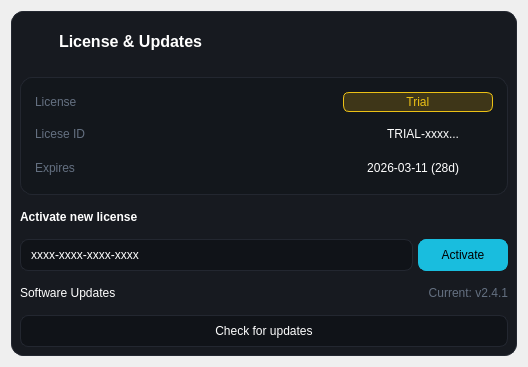
Before: the Qt Designer form helpdialog.ui in drillarium/FrameFlow, drawn with Qt 5.
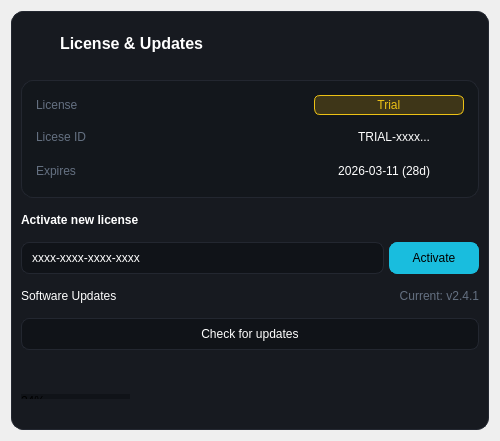
After: the same form once the commit is applied. Icons and pictures are not drawn.

Commit message: help dialog

```diff
--- a/helpdialog.ui
+++ b/helpdialog.ui
@@ -6,8 +6,8 @@
    <rect>
     <x>0</x>
     <y>0</y>
-    <width>528</width>
-    <height>367</height>
+    <width>500</width>
+    <height>441</height>
    </rect>
   </property>
   <property name="windowTitle">
@@ -87,6 +87,13 @@
   border-radius: 6px;
 }
 
+QProgressBar {
+    border: 0px;
+    background-color: transparent;
+}
+QProgressBar::chunk {
+    background-color: #101318;
+}
 
 </string>
   </property>
@@ -98,16 +105,16 @@
        <number>15</number>
       </property>
       <property name="leftMargin">
-       <number>9</number>
+       <number>10</number>
       </property>
       <property name="topMargin">
-       <number>9</number>
+       <number>10</number>
       </property>
       <property name="rightMargin">
-       <number>9</number>
+       <number>10</number>
       </property>
       <property name="bottomMargin">
-       <number>9</number>
+       <number>10</number>
       </property>
       <item>
        <widget class="QWidget" name="headerNewProjectWidget" native="true">
@@ -118,17 +125,20 @@
          </sizepolicy>
         </property>
         <layout class="QHBoxLayout" name="horizontalLayout">
+         <property name="spacing">
+          <number>5</number>
+         </property>
          <property name="leftMargin">
-          <number>9</number>
+          <number>10</number>
          </property>
          <property name="topMargin">
-          <number>9</number>
+          <number>10</number>
          </property>
          <property name="rightMargin">
-          <number>9</number>
+          <number>10</number>
          </property>
          <property name="bottomMargin">
-          <number>9</number>
+          <number>10</number>
          </property>
          <item>
           <widget class="QLabel" name="label_2">
@@ -367,7 +377,7 @@
         </property>
         <layout class="QHBoxLayout" name="horizontalLayout_3">
          <property name="spacing">
-          <number>2</number>
+          <number>5</number>
          </property>
          <property name="leftMargin">
           <number>0</number>
@@ -543,6 +553,45 @@
         </property>
        </widget>
       </item>
+      <item>
+       <widget class="QLabel" name="messageLabel">
+        <property name="text">
+         <string/>
+        </property>
+       </widget>
+      </item>
+      <item>
+       <widget class="QProgressBar" name="progressBar">
+        <property name="minimumSize">
+         <size>
+          <width>0</width>
+          <height>5</height>
+         </size>
+        </property>
+        <property name="maximumSize">
+         <size>
+          <width>16777215</width>
+          <height>5</height>
+         </size>
+        </property>
+        <property name="value">
+         <number>24</number>
+        </property>
+       </widget>
+      </item>
+      <item>
+       <spacer name="verticalSpacer">
+        <property name="orientation">
+         <enum>Qt::Orientation::Vertical</enum>
+        </property>
+        <property name="sizeHint" stdset="0">
+         <size>
+          <width>20</width>
+          <height>40</height>
+         </size>
+        </property>
+       </spacer>
+      </item>
      </layout>
     </widget>
    </item>
```
Left out of the diff: 19 changed lines with no effect on the pictures. The commit also changes 6 other files.
